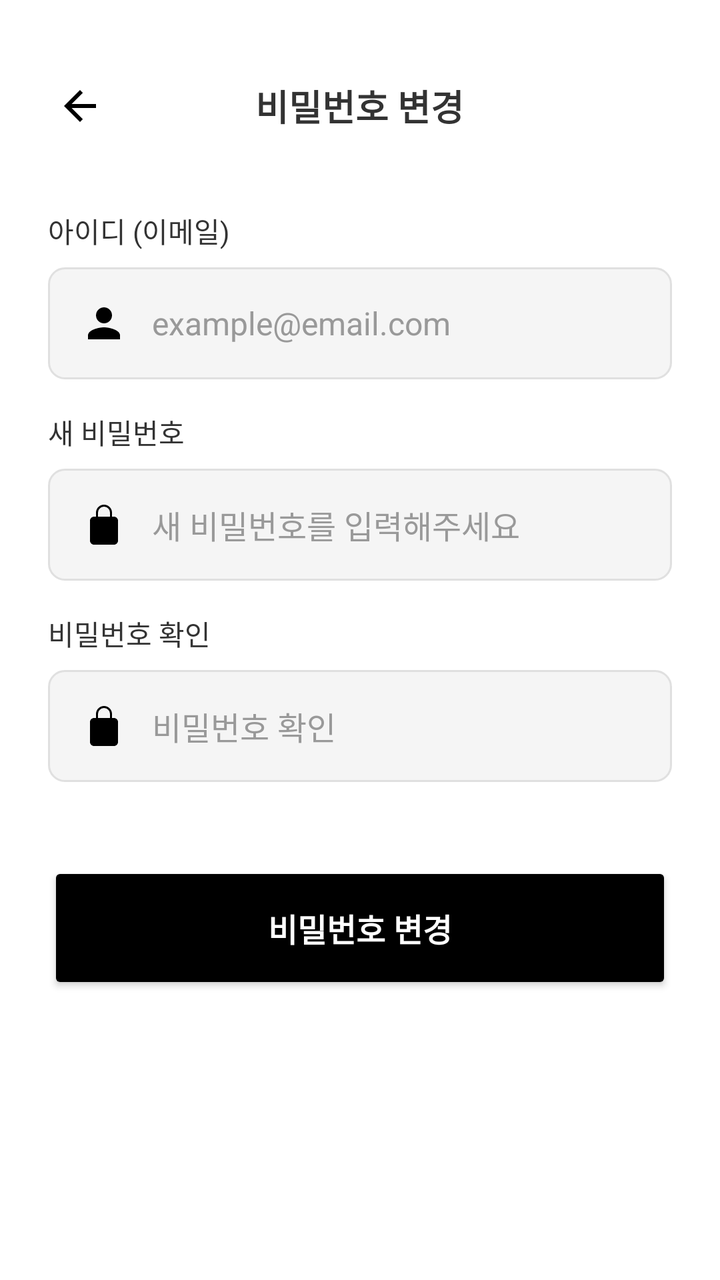
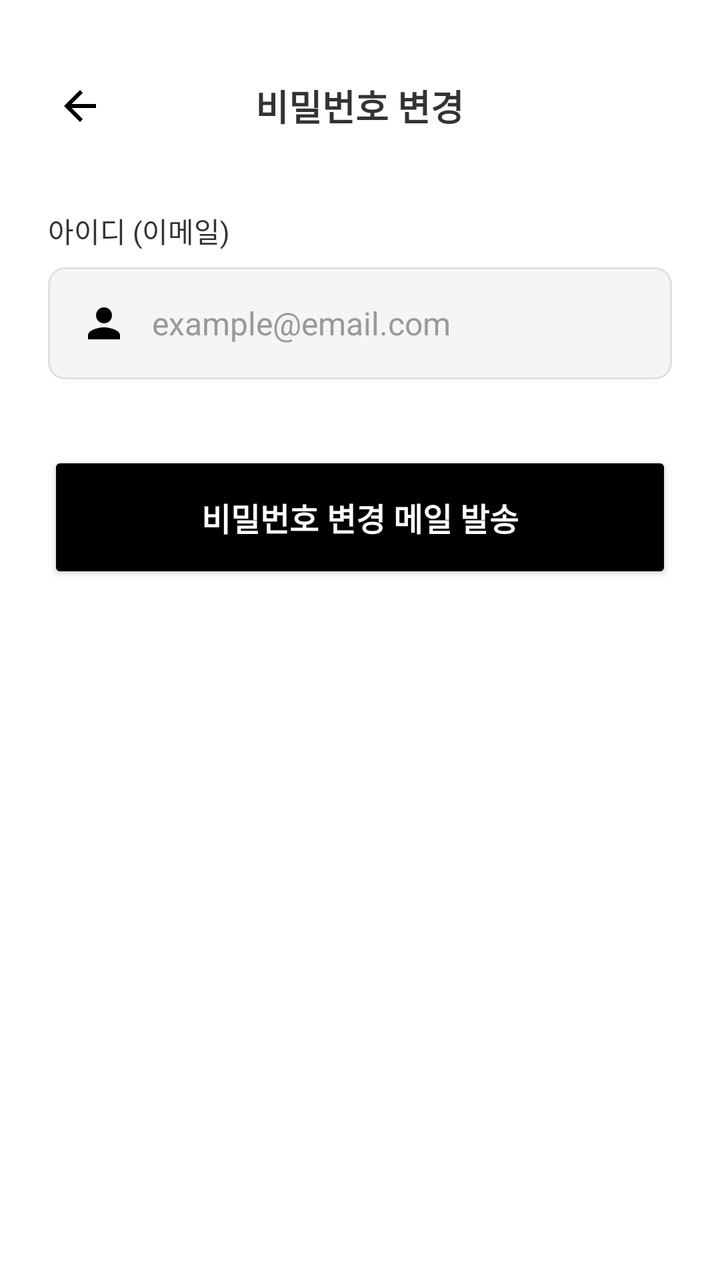

An Android layout rendered at two revisions. The XML below is the earlier revision; the diff shows what the commit changed to produce the second picture.
<!-- AndroidManifest.xml: application theme Theme.Localit -->
<!-- res/layout/activity_change_pw.xml -->
<?xml version="1.0" encoding="utf-8"?>
<LinearLayout xmlns:android="http://schemas.android.com/apk/res/android"
    android:layout_width="match_parent"
    android:layout_height="match_parent"
    android:orientation="vertical"
    android:background="@color/white">

    

    <RelativeLayout
        android:layout_width="match_parent"
        android:layout_marginTop="25dp"
        android:layout_height="56dp"
        android:background="@color/white"
        android:paddingHorizontal="16dp">

        <ImageButton
            android:id="@+id/btn_back"
            android:layout_width="48dp"
            android:layout_height="48dp"
            android:layout_centerVertical="true"
            android:background="?android:attr/selectableItemBackgroundBorderless"
            android:src="@drawable/ic_arrow_back" />

        <TextView
            android:layout_width="wrap_content"
            android:layout_height="wrap_content"
            android:layout_centerInParent="true"
            android:text="비밀번호 변경"
            android:textColor="@color/text_primary"
            android:textSize="18sp"
            android:textStyle="bold" />
    </RelativeLayout>

    <ScrollView
        android:layout_width="match_parent"
        android:layout_height="0dp"
        android:layout_weight="1">

        <LinearLayout
            android:layout_width="match_parent"
            android:layout_height="wrap_content"
            android:orientation="vertical"
            android:padding="24dp">

            
            <TextView
                android:layout_width="wrap_content"
                android:layout_height="wrap_content"
                android:layout_marginBottom="8dp"
                android:text="아이디 (이메일)"
                android:textColor="@color/text_primary"
                android:textSize="14sp" />

            <EditText
                android:id="@+id/et_id"
                android:layout_width="match_parent"
                android:layout_height="56dp"
                android:layout_marginBottom="16dp"
                android:background="@drawable/edit_text_background"
                android:drawableStart="@drawable/ic_person"
                android:drawablePadding="12dp"
                android:hint="example@email.com"
                android:inputType="textEmailAddress"
                android:paddingHorizontal="16dp"
                android:paddingVertical="16dp"
                android:textColor="@color/text_primary"
                android:textColorHint="@color/text_hint"
                android:textSize="16sp" />


            
            <TextView
                android:layout_width="wrap_content"
                android:layout_height="wrap_content"
                android:layout_marginBottom="8dp"
                android:text="새 비밀번호"
                android:textColor="@color/text_primary"
                android:textSize="14sp" />

            <EditText
                android:id="@+id/et_password"
                android:layout_width="match_parent"
                android:layout_height="wrap_content"
                android:layout_marginBottom="16dp"
                android:background="@drawable/edit_text_background"
                android:drawableStart="@drawable/ic_lock"
                android:drawablePadding="12dp"
                android:hint="새 비밀번호를 입력해주세요"
                android:inputType="textPassword"
                android:paddingHorizontal="16dp"
                android:paddingVertical="16dp"
                android:textColor="@color/text_primary"
                android:textColorHint="@color/text_hint"
                android:textSize="16sp" />

            
            <TextView
                android:layout_width="wrap_content"
                android:layout_height="wrap_content"
                android:text="비밀번호 확인"
                android:textColor="@color/text_primary"
                android:textSize="14sp"
                android:layout_marginBottom="8dp" />

            <EditText
                android:id="@+id/et_password_confirm"
                android:layout_width="match_parent"
                android:layout_height="56dp"
                android:hint="비밀번호 확인"
                android:textColorHint="@color/text_hint"
                android:background="@drawable/edit_text_background"
                android:paddingHorizontal="16dp"
                android:paddingVertical="16dp"
                android:drawableStart="@drawable/ic_lock"
                android:drawablePadding="12dp"
                android:textSize="16sp"
                android:textColor="@color/text_primary"
                android:layout_marginBottom="20dp"
                android:inputType="textPassword" />

            
            <Button
                android:id="@+id/btn_newPw"
                android:layout_width="match_parent"
                android:layout_height="66dp"
                android:layout_marginTop="20dp"
                android:backgroundTint="@color/black"
                android:text="비밀번호 변경"
                android:textColor="@color/white"
                android:textSize="16sp"
                android:textStyle="bold" />

        </LinearLayout>
    </ScrollView>
</LinearLayout>
<!-- resources referenced by this layout -->
<resources>
  <color name="black">#000000</color>
  <color name="text_hint">#999999</color>
  <color name="text_primary">#333333</color>
  <color name="white">#FFFFFF</color>
  <!-- drawable edit_text_background (drawable) -->
  <?xml version="1.0" encoding="utf-8"?>
  <shape xmlns:android="http://schemas.android.com/apk/res/android">
      <solid android:color="@color/background_light" />
      <corners android:radius="8dp" />
      <stroke
          android:width="1dp"
          android:color="@color/divider" />
  </shape>
  <!-- drawable ic_arrow_back (drawable) -->
  <vector xmlns:android="http://schemas.android.com/apk/res/android"
      android:width="24dp" android:height="24dp"
      android:viewportWidth="24" android:viewportHeight="24">
      <path
          android:fillColor="#FF000000"
          android:pathData="M20,11H7.83l5.59,-5.59L12,4l-8,8 8,8 1.41,-1.41L7.83,13H20v-2z"/>
  </vector>
  <!-- drawable ic_lock (drawable) -->
  <vector xmlns:android="http://schemas.android.com/apk/res/android"
      android:width="24dp"
      android:height="24dp"
      android:viewportWidth="24"
      android:viewportHeight="24">
      <path
          android:fillColor="#FF000000"
          android:pathData="M12,17a1.5,1.5 0 1,0 0,-3 1.5,1.5 0 0,0 0,3zM17,8h-1V6a4,4 0 0,0 -8,0v2H7c-1.1,0 -2,0.9 -2,2v10c0,1.1 0.9,2 2,2h10c1.1,0 2,-0.9 2,-2V10c0,-1.1 -0.9,-2 -2,-2zM9,6a3,3 0 0,1 6,0v2H9V6z"/>
  </vector>
  <!-- drawable ic_person (drawable) -->
  <vector xmlns:android="http://schemas.android.com/apk/res/android"
      android:width="24dp" android:height="24dp"
      android:viewportWidth="24" android:viewportHeight="24">
      <path
          android:fillColor="#FF000000"
          android:pathData="M12,12c2.21,0 4,-1.79 4,-4s-1.79,-4 -4,-4 -4,1.79 -4,4 1.79,4 4,4zM12,14c-2.67,0 -8,1.34 -8,4v2h16v-2c0,-2.66 -5.33,-4 -8,-4z"/>
  </vector>
  <style name="Theme.Localit" parent="Theme.MaterialComponents.DayNight.NoActionBar">
          
          <item name="colorPrimary">#000000</item> 
  
          <item name="colorPrimaryVariant">#6B8E6B</item>
          <item name="colorOnPrimary">#333333</item>
      </style>
  <color name="background_light">#F5F5F5</color>
  <color name="divider">#E0E0E0</color>
</resources>

<!-- the commit's change to res/layout/activity_change_pw.xml (unified diff, before → after) -->
@@ -70,54 +70,8 @@
 
 
             
-            <TextView
-                android:layout_width="wrap_content"
-                android:layout_height="wrap_content"
-                android:layout_marginBottom="8dp"
-                android:text="새 비밀번호"
-                android:textColor="@color/text_primary"
-                android:textSize="14sp" />
-
-            <EditText
-                android:id="@+id/et_password"
-                android:layout_width="match_parent"
-                android:layout_height="wrap_content"
-                android:layout_marginBottom="16dp"
-                android:background="@drawable/edit_text_background"
-                android:drawableStart="@drawable/ic_lock"
-                android:drawablePadding="12dp"
-                android:hint="새 비밀번호를 입력해주세요"
-                android:inputType="textPassword"
-                android:paddingHorizontal="16dp"
-                android:paddingVertical="16dp"
-                android:textColor="@color/text_primary"
-                android:textColorHint="@color/text_hint"
-                android:textSize="16sp" />
 
             
-            <TextView
-                android:layout_width="wrap_content"
-                android:layout_height="wrap_content"
-                android:text="비밀번호 확인"
-                android:textColor="@color/text_primary"
-                android:textSize="14sp"
-                android:layout_marginBottom="8dp" />
-
-            <EditText
-                android:id="@+id/et_password_confirm"
-                android:layout_width="match_parent"
-                android:layout_height="56dp"
-                android:hint="비밀번호 확인"
-                android:textColorHint="@color/text_hint"
-                android:background="@drawable/edit_text_background"
-                android:paddingHorizontal="16dp"
-                android:paddingVertical="16dp"
-                android:drawableStart="@drawable/ic_lock"
-                android:drawablePadding="12dp"
-                android:textSize="16sp"
-                android:textColor="@color/text_primary"
-                android:layout_marginBottom="20dp"
-                android:inputType="textPassword" />
 
             
             <Button
@@ -126,7 +80,7 @@
                 android:layout_height="66dp"
                 android:layout_marginTop="20dp"
                 android:backgroundTint="@color/black"
-                android:text="비밀번호 변경"
+                android:text="비밀번호 변경 메일 발송"
                 android:textColor="@color/white"
                 android:textSize="16sp"
                 android:textStyle="bold" />
<!-- resource entries referenced after the edit -->
@@ -21,16 +21,6 @@
           android:fillColor="#FF000000"
           android:pathData="M20,11H7.83l5.59,-5.59L12,4l-8,8 8,8 1.41,-1.41L7.83,13H20v-2z"/>
   </vector>
-  <!-- drawable ic_lock (drawable) -->
-  <vector xmlns:android="http://schemas.android.com/apk/res/android"
-      android:width="24dp"
-      android:height="24dp"
-      android:viewportWidth="24"
-      android:viewportHeight="24">
-      <path
-          android:fillColor="#FF000000"
-          android:pathData="M12,17a1.5,1.5 0 1,0 0,-3 1.5,1.5 0 0,0 0,3zM17,8h-1V6a4,4 0 0,0 -8,0v2H7c-1.1,0 -2,0.9 -2,2v10c0,1.1 0.9,2 2,2h10c1.1,0 2,-0.9 2,-2V10c0,-1.1 -0.9,-2 -2,-2zM9,6a3,3 0 0,1 6,0v2H9V6z"/>
-  </vector>
   <!-- drawable ic_person (drawable) -->
   <vector xmlns:android="http://schemas.android.com/apk/res/android"
       android:width="24dp" android:height="24dp"
